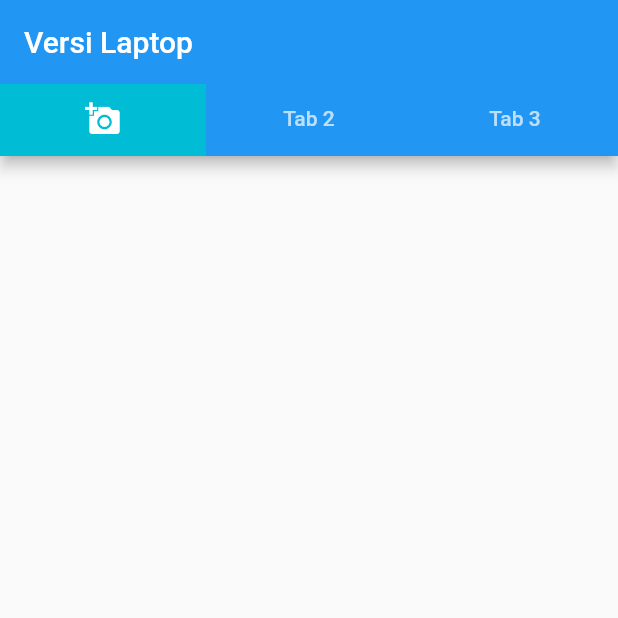
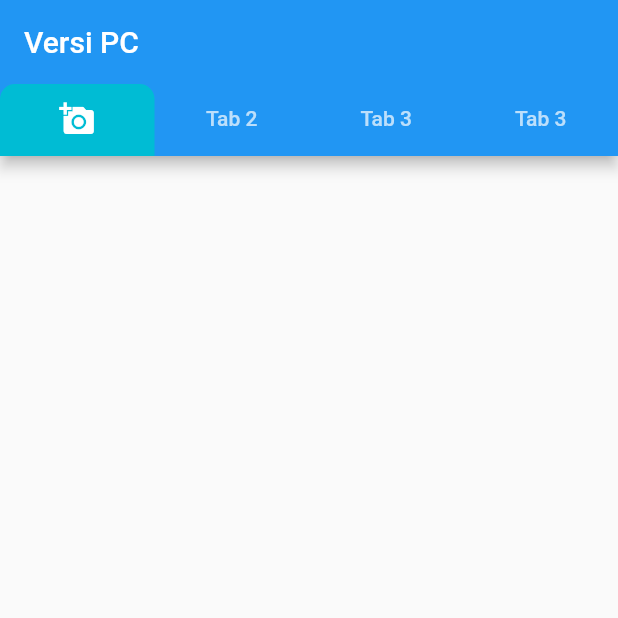
Before and after one commit to sirojahmad/tabbar_widget, a Flutter app: the screen it shows after launch, on a phone screen of 412 x 824 dp, the top half of it. Run offline on Flutter 3.47's test engine with Material 2 defaults, Android fonts, the phone set to English and light mode, and no system bars.

Commit message:
coba2 pc

```diff
--- a/lib/main.dart
+++ b/lib/main.dart
@@ -16,6 +16,9 @@ List<Tab> myTab =[
   Tab(
     text: "Tab 3",
   ),
+  Tab(
+    text: "Tab 3",
+  ),
 ];
 
   @override
@@ -23,15 +26,17 @@ List<Tab> myTab =[
 
     return MaterialApp(
       home: DefaultTabController(
-        length: 3,
+        length: myTab.length,
         child: Scaffold(
           appBar: AppBar(
-            title: Text('Versi Laptop'),
+            title: Text('Versi PC'),
             bottom: TabBar(
               tabs: myTab,
-              indicator: BoxDecoration(
+              indicator: ShapeDecoration(
+                shape: RoundedRectangleBorder(borderRadius: BorderRadius.only(topRight: Radius.circular(10), topLeft: Radius.circular(10) )),
                 color: Colors.cyan,
               ),
+
             ),
           ),
         ),
```
